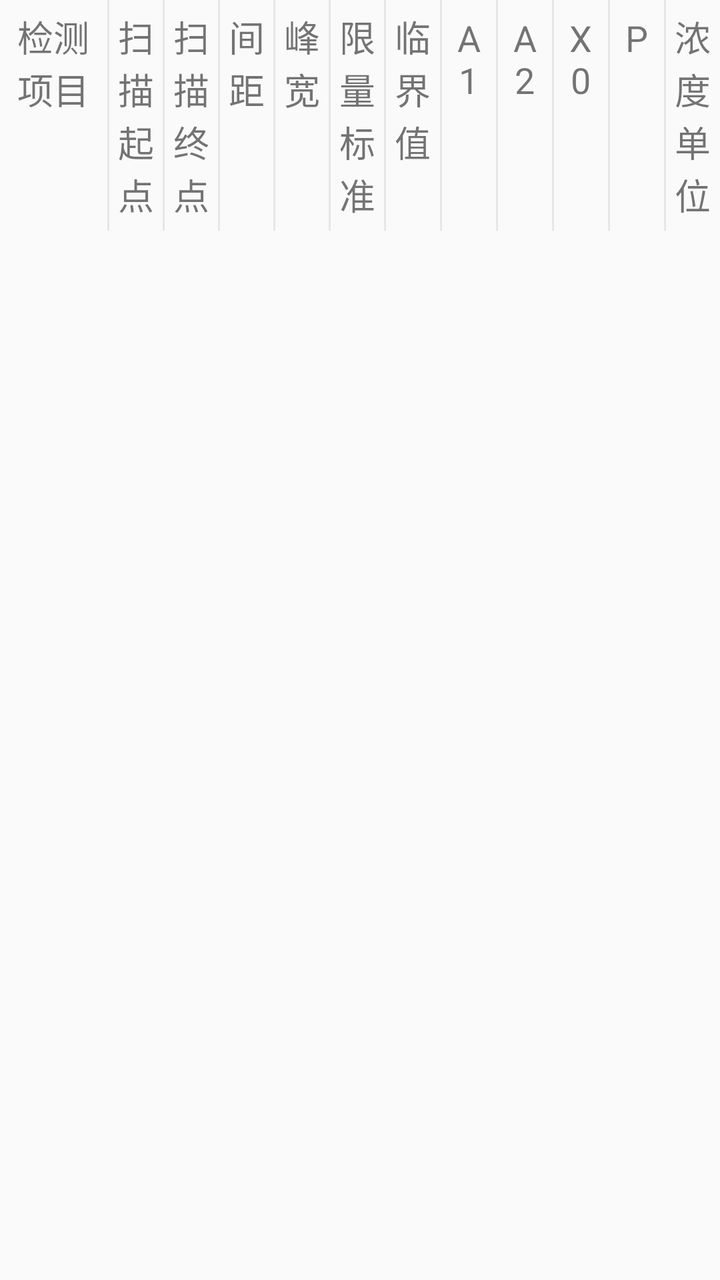
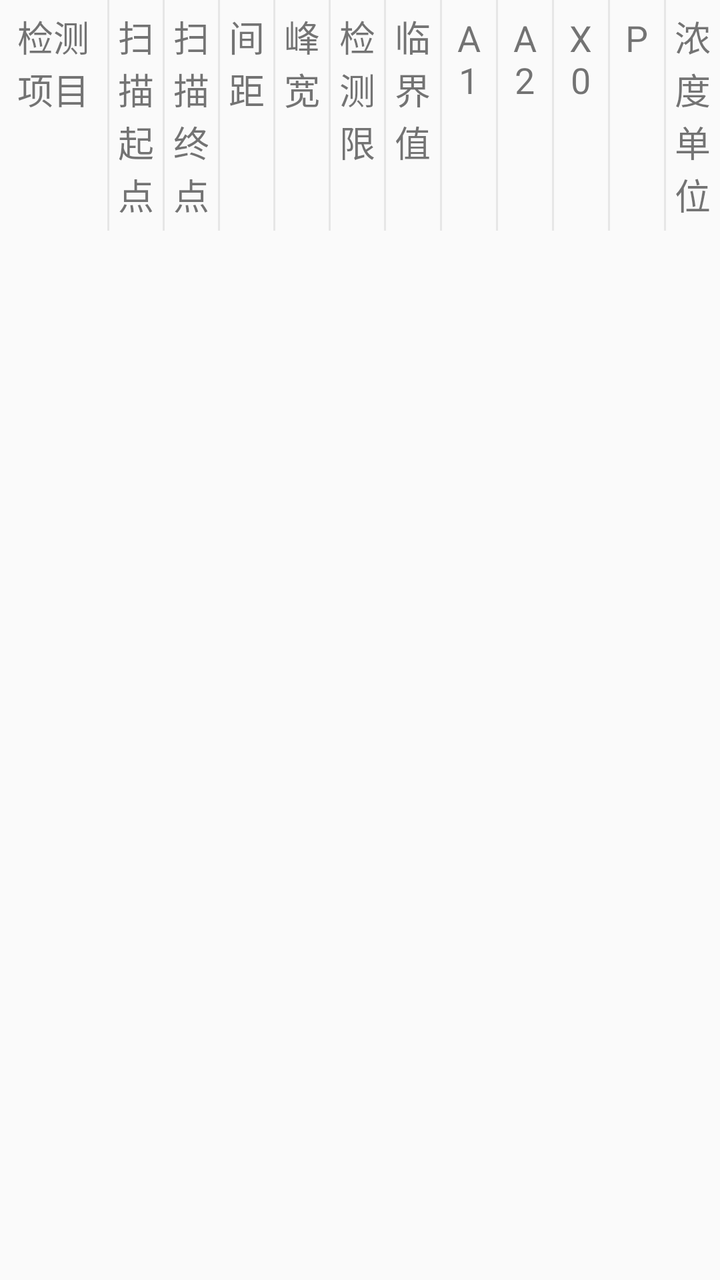

The first picture is an Android layout as it rendered before a commit; the second is the same layout after the commit. The layout source and the unified diff follow.
<!-- AndroidManifest.xml: application theme AppTheme -->
<!-- res/layout/item_project_jinbiao.xml -->
<?xml version="1.0" encoding="utf-8"?>
<LinearLayout xmlns:android="http://schemas.android.com/apk/res/android"
              android:orientation="vertical"
              android:layout_width="match_parent"
              android:layout_height="match_parent">

    <LinearLayout
        android:layout_width="match_parent"
        android:layout_height="wrap_content"
        android:orientation="horizontal">

        <TextView
            android:id="@+id/tv_project_item_project"
            style="@style/item_project_style"
            android:text="检测项目"
            android:layout_weight="2"/>

        <View
            android:layout_width="1dp"
            android:layout_height="match_parent"
            android:background="#e6e6e6" />

        <TextView
            android:id="@+id/tv_scanStart_item_project"
            style="@style/item_project_style"
            android:text="扫描起点"
            android:layout_weight="1"/>

        <View
            android:layout_width="1dp"
            android:layout_height="match_parent"
            android:background="#e6e6e6" />

        <TextView
            android:id="@+id/tv_scanEnd_item_project"
            style="@style/item_project_style"
            android:text="扫描终点"
            android:layout_weight="1"/>

        <View
            android:layout_width="1dp"
            android:layout_height="match_parent"
            android:background="#e6e6e6" />

        <TextView
            android:id="@+id/tv_peak_distance_item_project"
            style="@style/item_project_style"
            android:text="间距"
            android:layout_weight="1"/>

        <View
            android:layout_width="1dp"
            android:layout_height="match_parent"
            android:background="#e6e6e6" />

        <TextView
            android:id="@+id/tv_peak_width_item_project"
            style="@style/item_project_style"
            android:text="峰宽"
            android:layout_weight="1"/>

        <View
            android:layout_width="1dp"
            android:layout_height="match_parent"
            android:background="#e6e6e6" />

        <TextView
            android:id="@+id/tv_jcx_item_project"
            style="@style/item_project_style"
            android:text="限量标准"
            android:layout_weight="1"/>

        <View
            android:layout_width="1dp"
            android:layout_height="match_parent"
            android:background="#e6e6e6" />

        <TextView
            android:id="@+id/tv_ljz_item_project"
            style="@style/item_project_style"
            android:text="临界值"
            android:layout_weight="1"/>

        <View
            android:layout_width="1dp"
            android:layout_height="match_parent"
            android:background="#e6e6e6" />

        <TextView
            android:id="@+id/tv_a1_item_project"
            style="@style/item_project_style"
            android:text="A1"
            android:layout_weight="1"/>

        <View
            android:layout_width="1dp"
            android:layout_height="match_parent"
            android:background="#e6e6e6" />

        <TextView
            android:id="@+id/tv_a2_item_project"
            style="@style/item_project_style"
            android:text="A2"
            android:layout_weight="1"/>

        <View
            android:layout_width="1dp"
            android:layout_height="match_parent"
            android:background="#e6e6e6" />

        <TextView
            android:id="@+id/tv_x0_item_project"
            style="@style/item_project_style"
            android:text="X0"
            android:layout_weight="1"/>

        <View
            android:layout_width="1dp"
            android:layout_height="match_parent"
            android:background="#e6e6e6" />

        <TextView
            android:id="@+id/tv_p_item_project"
            style="@style/item_project_style"
            android:text="P"
            android:layout_weight="1"/>

        <View
            android:layout_width="1dp"
            android:layout_height="match_parent"
            android:background="#e6e6e6" />

        <TextView
            android:id="@+id/tv_unit_item_project"
            style="@style/item_project_style"
            android:text="浓度单位"
            android:layout_weight="1"/>
    </LinearLayout>
</LinearLayout>
<!-- resources referenced by this layout -->
<resources>
  <style name="item_project_style">
          <item name="android:layout_width">0dp</item>
          <item name="android:layout_height">wrap_content</item>
          <item name="android:padding">5dp</item>
          <item name="android:textSize">18sp</item>
          <item name="android:gravity">center</item>
      </style>
  <style name="AppTheme" parent="Theme.AppCompat.Light.DarkActionBar">
          
          <item name="android:windowNoTitle">true</item>
          <item name="android:windowFullscreen">true</item>
      </style>
</resources>

<!-- the commit's change to res/layout/item_project_jinbiao.xml (unified diff, before → after) -->
@@ -67,7 +67,7 @@
         <TextView
             android:id="@+id/tv_jcx_item_project"
             style="@style/item_project_style"
-            android:text="限量标准"
+            android:text="检测限"
             android:layout_weight="1"/>
 
         <View
